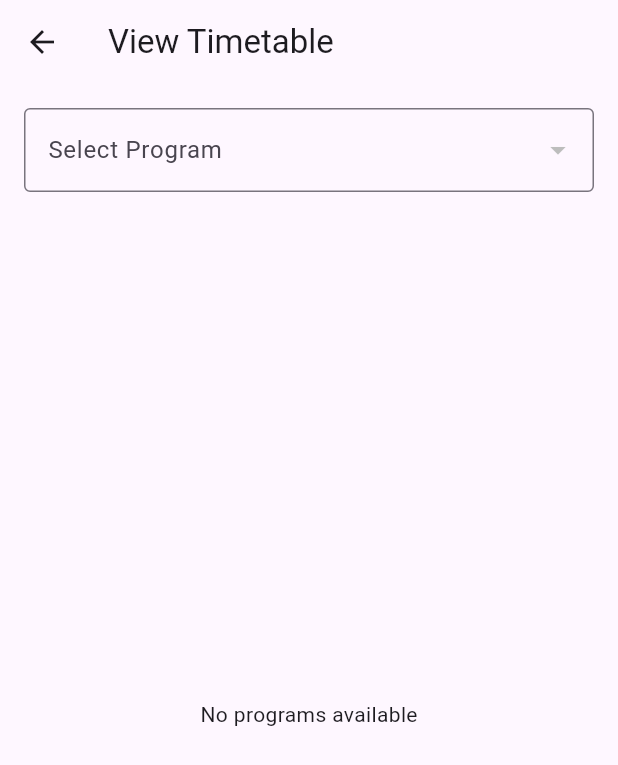
After one commit to Shiven0204/Timetable_Scheduler, a Flutter app: the OverviewScreen screen opened by its route, after a tap on "View Timetable", on a phone screen of 412 x 824 dp. The commit adds this screen. Shown: the top 765 px of the screen. Run offline on Flutter 3.47's test engine with Material 3 defaults, Android fonts, the phone set to English and light mode, and no system bars; our stand-ins replace cloud_firestore, firebase_core; accounts and stored records are empty.

Commit message:
Implements timetable viewing functionality.
This commit introduces the `ViewTimetableScreen`, allowing users to select a program and view its generated schedule in a structured grid. The screen dynamically fetches data from Firestore, resolving entity IDs for subjects, faculty, and rooms into readable names while adapting to configurable period counts.

Key changes include:
- **New Screen**:
    - Adds `ViewTimetableScreen` to visualize schedules filtered by program.
    - Implements a `Table`-based layout to display periods across weekdays (Monday–Friday).
    - Includes a dropdown for program selection with loading states and error handling.
- **Data Logic**:
    - Implements robust Firestore querying with support for multiple collection naming conventions (e.g., 'programs' vs 'Programs').
    - Adds utility methods to resolve subject, faculty, and room names from their respective documents using IDs found in timetable entries.
    - Integrates global configuration to dynamically determine the number of periods per day.
- **Navigation & Integration**:
    - Defines `AppRoutes.viewTimetable` and registers the new route in the main application.
    - Adds a "View Timetable" navigation button to the `OverviewScreen`.

```diff
--- a/lib/main.dart
+++ b/lib/main.dart
@@ -13,6 +13,7 @@ import 'package:timetable_scheduler/screens/admin/overview_screen.dart';
 import 'package:timetable_scheduler/screens/admin/timetable_config_screen.dart';
 import 'package:timetable_scheduler/screens/auth/login_screen.dart';
 import 'package:timetable_scheduler/screens/admin/add_mapping_screen.dart';
+import 'package:timetable_scheduler/screens/student/view_timetable_screen.dart';
 
 void main() async {
   WidgetsFlutterBinding.ensureInitialized();
@@ -43,6 +44,7 @@ class MyApp extends StatelessWidget {
         AppRoutes.addSubject: (context) => const AddSubjectScreen(),
         AppRoutes.addRoom: (context) => const AddRoomScreen(),
         AppRoutes.addMapping: (context) => const AddMappingScreen(),
+        AppRoutes.viewTimetable: (context) => const ViewTimetableScreen(),
       },
     );
   }
--- a/lib/routes/app_routes.dart
+++ b/lib/routes/app_routes.dart
@@ -9,4 +9,5 @@ class AppRoutes {
   static const addSubject = '/add_subject';
   static const addRoom = '/add_room';
   static const addMapping = '/add-mapping';
+  static const viewTimetable = '/view-timetable';
 }
--- a/lib/screens/admin/overview_screen.dart
+++ b/lib/screens/admin/overview_screen.dart
@@ -124,6 +124,16 @@ class _OverviewScreenState extends State<OverviewScreen> {
               SizedBox(
                 height: 48,
                 child: ElevatedButton(
+                  onPressed: () {
+                    Navigator.pushNamed(context, AppRoutes.viewTimetable);
+                  },
+                  child: const Text('View Timetable'),
+                ),
+              ),
+              const SizedBox(height: 16),
+              SizedBox(
+                height: 48,
+                child: ElevatedButton(
                   onPressed: _isGenerating ? null : _generateTimetable,
                   child: _isGenerating
                       ? const SizedBox(
--- /dev/null
+++ b/lib/screens/student/view_timetable_screen.dart
@@ -0,0 +1,390 @@
+import 'package:cloud_firestore/cloud_firestore.dart';
+import 'package:flutter/material.dart';
+
+class ViewTimetableScreen extends StatefulWidget {
+  const ViewTimetableScreen({super.key});
+
+  @override
+  State<ViewTimetableScreen> createState() => _ViewTimetableScreenState();
+}
+
+class _ViewTimetableScreenState extends State<ViewTimetableScreen> {
+  final FirebaseFirestore _db = FirebaseFirestore.instance;
+
+  static const List<String> _days = [
+    'Monday',
+    'Tuesday',
+    'Wednesday',
+    'Thursday',
+    'Friday',
+  ];
+
+  List<Map<String, dynamic>> _programs = [];
+  String? _selectedProgramId;
+  bool _loadingPrograms = true;
+  bool _loadingTimetable = false;
+  String? _errorMessage;
+  int _periodsPerDay = 6;
+
+  Map<String, List<Map<String, dynamic>?>> _grid = {
+    for (final day in _days) day: List<Map<String, dynamic>?>.filled(6, null),
+  };
+
+  @override
+  void initState() {
+    super.initState();
+    _loadPrograms();
+  }
+
+  Future<void> _loadPrograms() async {
+    setState(() {
+      _loadingPrograms = true;
+      _errorMessage = null;
+    });
+
+    try {
+      final programsSnapshot = await _firstNonEmpty([
+        'programs',
+        'Programs',
+      ]);
+
+      final programs = programsSnapshot.docs
+          .map((doc) => {'id': doc.id, ...doc.data()})
+          .toList();
+
+      final configDoc = await _db.collection('config').doc('timetable').get();
+      final periods = (configDoc.data()?['periods_per_day'] as num?)?.toInt() ??
+          (configDoc.data()?['periods'] as num?)?.toInt() ??
+          6;
+
+      setState(() {
+        _programs = programs;
+        _periodsPerDay = periods;
+        _grid = _emptyGrid(periods);
+        _selectedProgramId = programs.isNotEmpty ? programs.first['id'] as String : null;
+      });
+
+      if (_selectedProgramId != null) {
+        await getTimetableByProgram(_selectedProgramId!);
+      }
+    } catch (_) {
+      setState(() {
+        _errorMessage = 'Failed to load programs';
+      });
+    } finally {
+      if (mounted) {
+        setState(() {
+          _loadingPrograms = false;
+        });
+      }
+    }
+  }
+
+  Future<void> getTimetableByProgram(String programId) async {
+    setState(() {
+      _loadingTimetable = true;
+      _errorMessage = null;
+      _grid = _emptyGrid(_periodsPerDay);
+    });
+
+    try {
+      final timetableSnapshot = await _db
+          .collection('timetable')
+          .where('program_id', isEqualTo: programId)
+          .get();
+
+      if (timetableSnapshot.docs.isEmpty) {
+        setState(() {
+          _loadingTimetable = false;
+        });
+        return;
+      }
+
+      final subjectIds = <String>{};
+      final facultyIds = <String>{};
+      final roomIds = <String>{};
+
+      for (final doc in timetableSnapshot.docs) {
+        final data = doc.data();
+        final subjectId = (data['subject_id'] ?? '').toString();
+        final facultyId = (data['faculty_id'] ?? '').toString();
+        final roomId = (data['room_id'] ?? '').toString();
+        if (subjectId.isNotEmpty) subjectIds.add(subjectId);
+        if (facultyId.isNotEmpty) facultyIds.add(facultyId);
+        if (roomId.isNotEmpty) roomIds.add(roomId);
+      }
+
+      final subjectMap = await _fetchNameMapByIds(
+        ids: subjectIds,
+        collectionCandidates: ['subjects', 'Subjects'],
+        nameFieldCandidates: ['subject_name', 'name'],
+      );
+      final facultyMap = await _fetchNameMapByIds(
+        ids: facultyIds,
+        collectionCandidates: ['faculty', 'Faculty'],
+        nameFieldCandidates: ['faculty_name', 'name'],
+      );
+      final roomMap = await _fetchNameMapByIds(
+        ids: roomIds,
+        collectionCandidates: ['rooms', 'Rooms', 'Room'],
+        nameFieldCandidates: ['room_name', 'name'],
+      );
+
+      final nextGrid = _emptyGrid(_periodsPerDay);
+      for (final doc in timetableSnapshot.docs) {
+        final data = doc.data();
+        final dayValue = data['day'];
+        final periodValue = data['period'];
+
+        final dayIndex = dayValue is num ? dayValue.toInt() : int.tryParse('$dayValue');
+        final periodIndex =
+            periodValue is num ? periodValue.toInt() : int.tryParse('$periodValue');
+        if (dayIndex == null ||
+            periodIndex == null ||
+            dayIndex < 0 ||
+            dayIndex >= _days.length ||
+            periodIndex < 0 ||
+            periodIndex >= _periodsPerDay) {
+          continue;
+        }
+
+        final dayName = _days[dayIndex];
+        final subjectId = (data['subject_id'] ?? '').toString();
+        final facultyId = (data['faculty_id'] ?? '').toString();
+        final roomId = (data['room_id'] ?? '').toString();
+
+        nextGrid[dayName]![periodIndex] = {
+          'subject': subjectMap[subjectId] ?? subjectId,
+          'faculty': facultyMap[facultyId] ?? '',
+          'room': roomMap[roomId] ?? '',
+        };
+      }
+
+      setState(() {
+        _grid = nextGrid;
+      });
+    } catch (_) {
+      setState(() {
+        _errorMessage = 'Failed to load timetable';
+      });
+    } finally {
+      if (mounted) {
+        setState(() {
+          _loadingTimetable = false;
+        });
+      }
+    }
+  }
+
+  Map<String, List<Map<String, dynamic>?>> _emptyGrid(int periods) {
+    return {
+      for (final day in _days)
+        day: List<Map<String, dynamic>?>.filled(periods, null),
+    };
+  }
+
+  Future<QuerySnapshot<Map<String, dynamic>>> _firstNonEmpty(
+    List<String> collections,
+  ) async {
+    QuerySnapshot<Map<String, dynamic>>? fallback;
+    for (final collection in collections) {
+      final snapshot = await _db.collection(collection).get();
+      fallback ??= snapshot;
+      if (snapshot.docs.isNotEmpty) {
+        return snapshot;
+      }
+    }
+    return fallback ?? await _db.collection(collections.first).get();
+  }
+
+  Future<Map<String, String>> _fetchNameMapByIds({
+    required Set<String> ids,
+    required List<String> collectionCandidates,
+    required List<String> nameFieldCandidates,
+  }) async {
+    if (ids.isEmpty) {
+      return {};
+    }
+
+    for (final collection in collectionCandidates) {
+      final result = <String, String>{};
+      var foundAny = false;
+
+      for (final id in ids) {
+        final doc = await _db.collection(collection).doc(id).get();
+        if (!doc.exists) {
+          continue;
+        }
+        foundAny = true;
+        final data = doc.data() ?? {};
+        String name = id;
+        for (final field in nameFieldCandidates) {
+          final value = data[field];
+          if (value != null && value.toString().trim().isNotEmpty) {
+            name = value.toString();
+            break;
+          }
+        }
+        result[id] = name;
+      }
+
+      if (foundAny) {
+        return result;
+      }
+    }
+    return {for (final id in ids) id: id};
+  }
+
+  bool get _isGridEmpty {
+    for (final day in _days) {
+      final row = _grid[day] ?? [];
+      if (row.any((cell) => cell != null)) {
+        return false;
+      }
+    }
+    return true;
+  }
+
+  Widget _buildTable() {
+    final borderColor = Colors.grey.shade400;
+    return SingleChildScrollView(
+      scrollDirection: Axis.horizontal,
+      child: Table(
+        defaultColumnWidth: const FixedColumnWidth(120),
+        border: TableBorder.all(color: borderColor, width: 1),
+        children: [
+          TableRow(
+            decoration: const BoxDecoration(color: Color(0xFFF2F2F2)),
+            children: [
+              _cell('Day', isHeader: true),
+              for (var p = 0; p < _periodsPerDay; p++) _cell('P${p + 1}', isHeader: true),
+            ],
+          ),
+          for (final day in _days)
+            TableRow(
+              children: [
+                _cell(day, isHeader: true),
+                for (var p = 0; p < _periodsPerDay; p++) _slotCell(_grid[day]![p]),
+              ],
+            ),
+        ],
+      ),
+    );
+  }
+
+  Widget _cell(String text, {bool isHeader = false}) {
+    return Padding(
+      padding: const EdgeInsets.all(8),
+      child: Text(
+        text,
+        textAlign: TextAlign.center,
+        style: TextStyle(
+          fontSize: 12,
+          fontWeight: isHeader ? FontWeight.w600 : FontWeight.normal,
+        ),
+      ),
+    );
+  }
+
+  Widget _slotCell(Map<String, dynamic>? slot) {
+    if (slot == null) {
+      return _cell('-');
+    }
+    final subject = (slot['subject'] ?? '-').toString();
+    final faculty = (slot['faculty'] ?? '').toString();
+    final room = (slot['room'] ?? '').toString();
+
+    return Padding(
+      padding: const EdgeInsets.all(6),
+      child: Column(
+        mainAxisSize: MainAxisSize.min,
+        children: [
+          Text(
+            subject,
+            textAlign: TextAlign.center,
+            style: const TextStyle(fontSize: 11, fontWeight: FontWeight.w600),
+          ),
+          if (faculty.isNotEmpty)
+            Text(
+              faculty,
+              textAlign: TextAlign.center,
+              style: const TextStyle(fontSize: 10),
+            ),
+          if (room.isNotEmpty)
+            Text(
+              room,
+              textAlign: TextAlign.center,
+              style: const TextStyle(fontSize: 10),
+            ),
+        ],
+      ),
+    );
+  }
+
+  @override
+  Widget build(BuildContext context) {
+    return Scaffold(
+      appBar: AppBar(
+        title: const Text('View Timetable'),
+      ),
+      body: Padding(
+        padding: const EdgeInsets.all(16),
+        child: Column(
+          crossAxisAlignment: CrossAxisAlignment.start,
+          children: [
+            DropdownButtonFormField<String>(
+              initialValue: _selectedProgramId,
+              decoration: const InputDecoration(
+                labelText: 'Select Program',
+                border: OutlineInputBorder(),
+              ),
+              items: _programs
+                  .map(
+                    (program) => DropdownMenuItem<String>(
+                      value: program['id'] as String,
+                      child: Text(
+                        (program['program_name'] ?? program['id']).toString(),
+                        overflow: TextOverflow.ellipsis,
+                      ),
+                    ),
+                  )
+                  .toList(),
+              onChanged: _loadingPrograms
+                  ? null
+                  : (value) async {
+                      if (value == null) return;
+                      setState(() {
+                        _selectedProgramId = value;
+                      });
+                      await getTimetableByProgram(value);
+                    },
+            ),
+            const SizedBox(height: 16),
+            if (_loadingPrograms || _loadingTimetable)
+              const Expanded(
+                child: Center(child: CircularProgressIndicator()),
+              )
+            else if (_errorMessage != null)
+              Expanded(
+                child: Center(child: Text(_errorMessage!)),
+              )
+            else if (_selectedProgramId == null)
+              const Expanded(
+                child: Center(child: Text('No programs available')),
+              )
+            else if (_isGridEmpty)
+              const Expanded(
+                child: Center(child: Text('No timetable available')),
+              )
+            else
+              Expanded(
+                child: SingleChildScrollView(
+                  child: _buildTable(),
+                ),
+              ),
+          ],
+        ),
+      ),
+    );
+  }
+}
```
